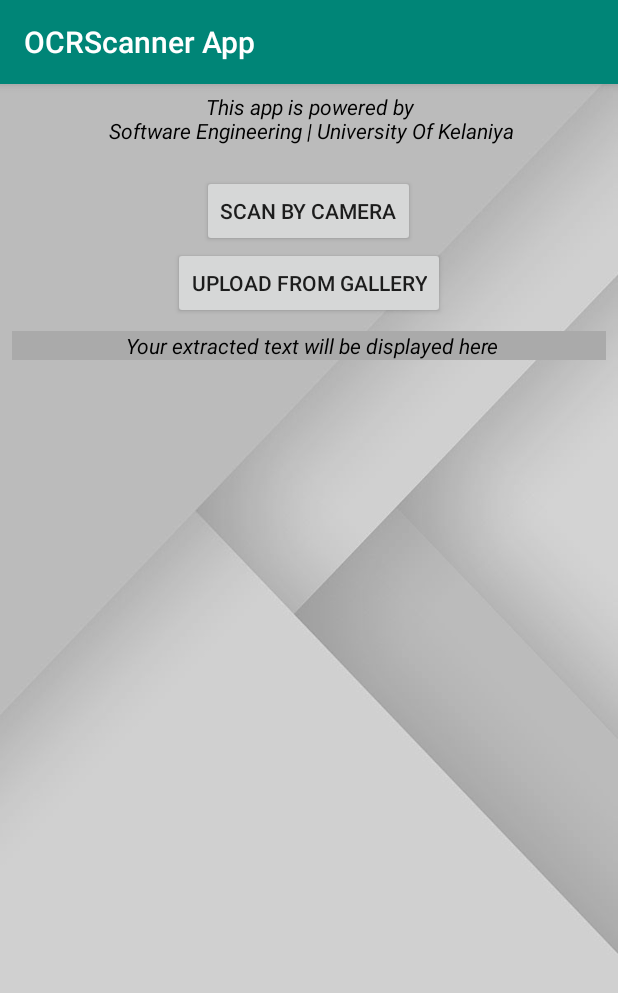
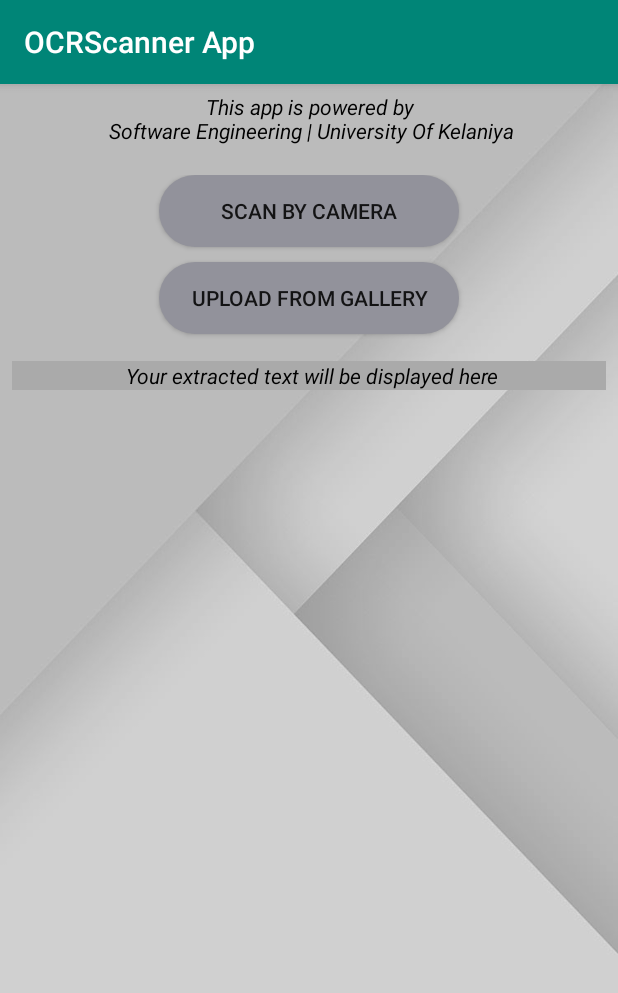
Before and after one commit to mihinduranasinghe/OCR_Scanner_App, an Android app: the screen it shows after launch (HomeActivity), on a phone screen of 412 x 824 dp. Shown: the top 993 px of the screen. Run offline under Robolectric (Android 15) with nearby library versions, the phone set to English and light mode, and no system bars; our stand-ins replace ButterKnife; libraries missing offline, so code that uses them is left out: com.theartofdev.edmodo; pictures from the network do not load; Roboto replaces fonts that are not available here.

Commit message:
UI Design Improved

```diff
--- a/OCRScannerApp/app/src/main/java/OCR/OCRScanner/HomeActivity.java
+++ b/OCRScannerApp/app/src/main/java/OCR/OCRScanner/HomeActivity.java
@@ -41,7 +41,8 @@
     private static final int CaptureImageRequest = 1;
     private static final int uploadImageRequest = 2;
 
-    private static final String backendurl = "http://192.168.8.100:4000/api/image";
+//    private static final String backendurl = "http://192.168.8.100:4000/api/image";
+    private static final String backendurl = "https://ocr-backend-mihindu.herokuapp.com/api/image";
 
     private ProgressDialog progressDialog;
 
--- /dev/null
+++ b/OCRScannerApp/app/src/main/res/drawable/rounded_button.xml
@@ -0,0 +1,5 @@
+<?xml version="1.0" encoding="utf-8"?>
+<shape xmlns:android="http://schemas.android.com/apk/res/android">
+    <corners android:radius="25dp"/>
+    <solid android:color="#92929B"/>
+</shape>
--- a/OCRScannerApp/app/src/main/res/layout/activity_home.xml
+++ b/OCRScannerApp/app/src/main/res/layout/activity_home.xml
@@ -37,15 +37,23 @@
 
             <Button
                 android:id="@+id/scan_button"
-                android:layout_width="wrap_content"
+                android:layout_width="200dp"
                 android:layout_height="wrap_content"
+                android:layout_marginBottom="10dp"
+                android:background="@drawable/rounded_button"
+                android:paddingLeft="5dp"
+                android:paddingRight="5dp"
                 android:layout_gravity="center"
                 android:text="Scan By Camera" />
 
             <Button
             android:id="@+id/upload_button"
-            android:layout_width="wrap_content"
+            android:layout_width="200dp"
             android:layout_height="wrap_content"
+                android:layout_marginBottom="10dp"
+                android:background="@drawable/rounded_button"
+                android:paddingLeft="5dp"
+                android:paddingRight="5dp"
             android:layout_gravity="center"
             android:text="Upload From Gallery" />
         </LinearLayout>
```
